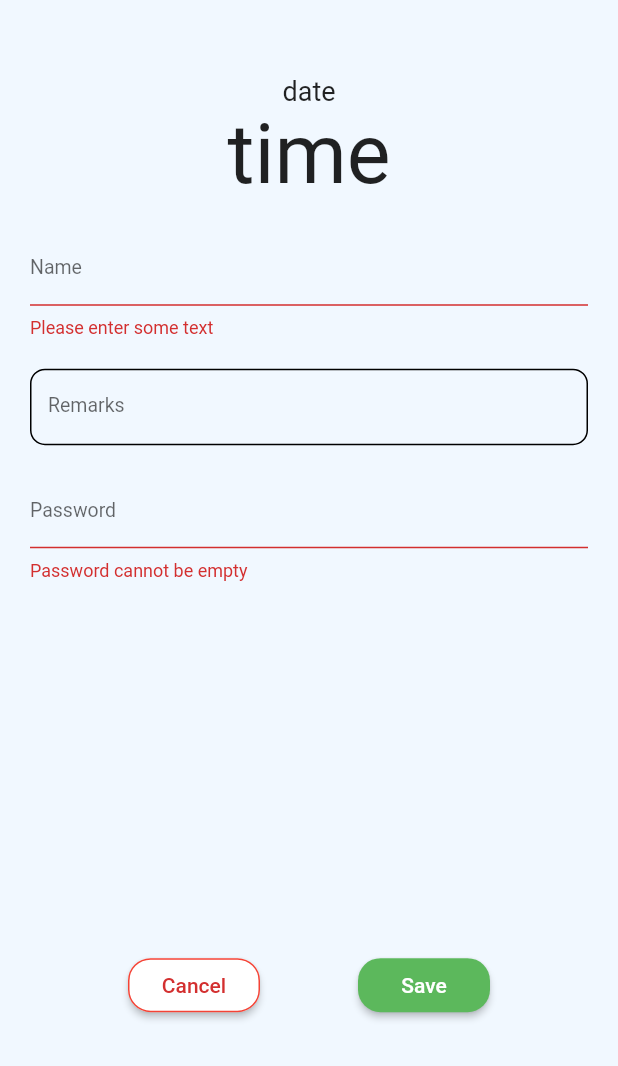
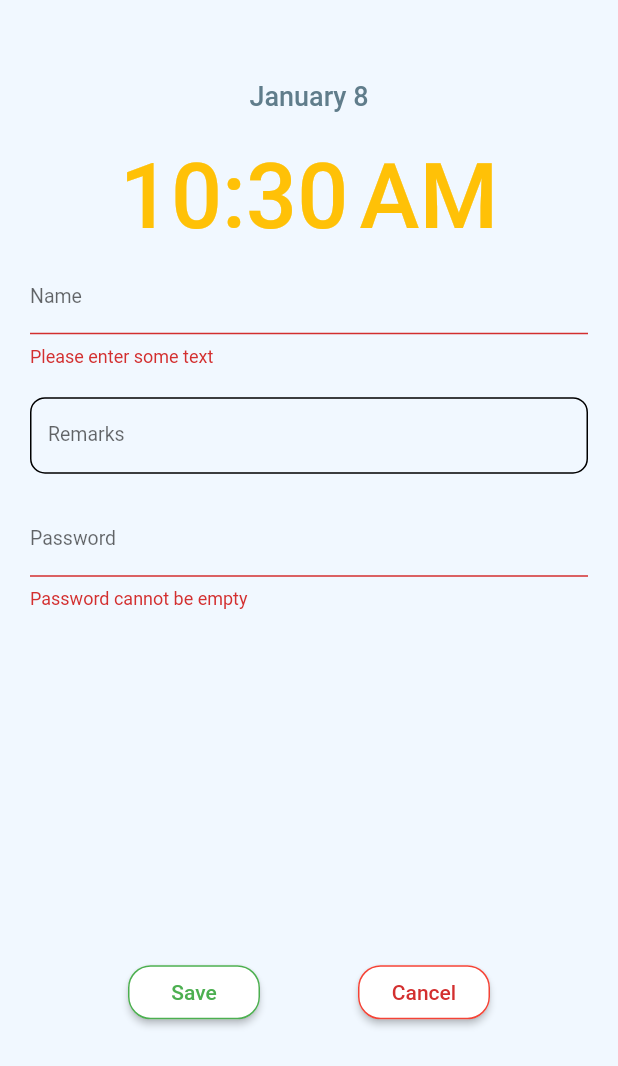
Before and after one commit to Clouddoggo/flutter-alarm, a Flutter app: the AddAlarmPage screen opened by its route, after a tap on "Save", on a phone screen of 412 x 824 dp. Shown: the top 1066 px of the screen. Run offline on Flutter 3.47's test engine with Material 2 defaults, Android fonts, the phone set to English and light mode, and no system bars; our stand-ins replace cloud_firestore, firebase_core, flutter_datetime_picker, flutter_local_notifications, flutter_native_timezone, rxdart and 1 more; accounts and stored records are empty.

Commit message:
update datetime display format

```diff
--- a/lib/addAlarm.dart
+++ b/lib/addAlarm.dart
@@ -3,6 +3,8 @@ import 'dart:math';
 import 'package:flutter/cupertino.dart';
 import 'package:flutter/material.dart';
 import 'package:timezone/timezone.dart' as tz;
+import 'package:flutter_datetime_picker/flutter_datetime_picker.dart';
+import 'package:intl/intl.dart';
 import 'notificationUtil.dart';
 import 'main.dart';
 import 'storage.dart';
@@ -16,7 +18,8 @@ class AddAlarmPage extends StatefulWidget {
 
 class _AddAlarmPageState extends State<AddAlarmPage> {
   final _formKey = GlobalKey<FormState>();
-  DateTime _dateTime;
+  String _dateString, _timeString;
+  DateTime _date, _time;
   String _name;
   String _remarks;
   String _password;
@@ -32,7 +35,6 @@ class _AddAlarmPageState extends State<AddAlarmPage> {
   @override
   Widget build(BuildContext context) {
     return Scaffold(
-      resizeToAvoidBottomInset: false,
       backgroundColor: Color(0xffF1F8FF),
       body: SafeArea(
         child: Form(
@@ -41,18 +43,52 @@ class _AddAlarmPageState extends State<AddAlarmPage> {
             child: Padding(
               padding: const EdgeInsets.symmetric(horizontal: 20.0),
               child: Column(children: [
-                Padding(
-                  padding: EdgeInsets.only(top: 50),
+                SizedBox(
+                  height: 40.0,
+                ),
+                TextButton(
+                  onPressed: () {
+                    DatePicker.showDatePicker(
+                      context,
+                      showTitleActions: true,
+                      onConfirm: (date) {
+                        setState(() {
+                          _date = date;
+                          _dateString =
+                              DateFormat.MMMMd().format(_date).toString();
+                        });
+                        print('confirm $date');
+                      },
+                      minTime: DateTime.now(),
+                      maxTime: DateTime.now().add(Duration(days: 14)),
+                    );
+                  },
                   child: Text(
-                    "date",
-                    style: TextStyle(fontSize: 18.0),
+                    _dateString ??
+                        DateFormat.MMMMd().format(DateTime.now()).toString(),
+                    style: TextStyle(color: Colors.blueGrey, fontSize: 18),
                   ),
                 ),
-                Padding(
-                  padding: const EdgeInsets.only(bottom: 20.0),
+                TextButton(
+                  onPressed: () {
+                    DatePicker.showTimePicker(
+                      context,
+                      showTitleActions: true,
+                      onConfirm: (time) {
+                        setState(() {
+                          _time = time;
+                          _timeString =
+                              DateFormat.jm().format(_time).toString();
+                        });
+                        print('confirm $time');
+                      },
+                      showSecondsColumn: false,
+                    );
+                  },
                   child: Text(
-                    "time",
-                    style: TextStyle(fontSize: 55.0),
+                    _timeString ??
+                        DateFormat.jm().format(DateTime.now()).toString(),
+                    style: TextStyle(color: Colors.amber, fontSize: 60),
                   ),
                 ),
                 Expanded(
@@ -138,6 +174,32 @@ class _AddAlarmPageState extends State<AddAlarmPage> {
                       RaisedButton(
                         color: Colors.white,
                         shape: RoundedRectangleBorder(
+                            side: BorderSide(color: Colors.green),
+                            borderRadius: BorderRadius.circular(15.0)),
+                        onPressed: () async {
+                          if (_formKey.currentState.validate()) {
+                            Storage.addAlarm({
+                              'name': _name,
+                              'remarks': _remarks,
+                              'date': _date ?? DateTime.now(),
+                              'time': _time ?? DateTime.now(),
+                              'password': _password,
+                            });
+                            callback();
+                            Navigator.pop(context);
+                          }
+                        },
+                        child: Text(
+                          'Save',
+                          style: TextStyle(
+                            color: Colors.green,
+                            fontWeight: FontWeight.w500,
+                          ),
+                        ),
+                      ),
+                      RaisedButton(
+                        color: Colors.white,
+                        shape: RoundedRectangleBorder(
                             side: BorderSide(color: Colors.red),
                             borderRadius: BorderRadius.circular(15.0)),
                         onPressed: () {
@@ -147,31 +209,6 @@ class _AddAlarmPageState extends State<AddAlarmPage> {
                           'Cancel',
                           style: TextStyle(
                             color: Colors.red[700],
-                            fontWeight: FontWeight.w500,
-                          ),
-                        ),
-                      ),
-                      RaisedButton(
-                        color: Color.fromRGBO(92, 184, 92, 5),
-                        shape: RoundedRectangleBorder(
-                          borderRadius: BorderRadius.circular(15.0),
-                        ),
-                        onPressed: () async {
-                          if (_formKey.currentState.validate()) {
-                            Storage.addAlarm({
-                              'name': _name,
-                              'remarks': _remarks,
-                              'dateTime': DateTime.now(),
-                              'password': _password,
-                            });
-                            callback();
-                            Navigator.pop(context);
-                          }
-                        },
-                        child: Text(
-                          'Save',
-                          style: TextStyle(
-                            color: Colors.white,
                             fontWeight: FontWeight.w500,
                           ),
                         ),
--- a/lib/main.dart
+++ b/lib/main.dart
@@ -10,13 +10,15 @@ import 'package:flutter_local_notifications/flutter_local_notifications.dart';
 import 'package:timezone/data/latest.dart' as tz;
 import 'package:timezone/timezone.dart' as tz;
 import 'notificationUtil.dart';
+import 'addAlarm.dart';
+import 'settings.dart';
+import 'alarmRing.dart';
 import 'homepage.dart';
 
 FlutterLocalNotificationsPlugin localNotificationsPlugin =
     FlutterLocalNotificationsPlugin();
 
 Future onSelectNotification(String payload) async {
-  print("Test");
   await Navigator.push(
     MyApp.navigatorKey.currentState.context,
     MaterialPageRoute<void>(
--- a/pubspec.yaml
+++ b/pubspec.yaml
@@ -31,6 +31,7 @@ dependencies:
   timezone: ^0.5.9
   rxdart: ^0.25.0
   flutter_native_timezone: ^1.0.4
+  flutter_datetime_picker: ^1.4.0
 
 dev_dependencies:
   flutter_test:
```
Also changed, not shown: pubspec.lock.
